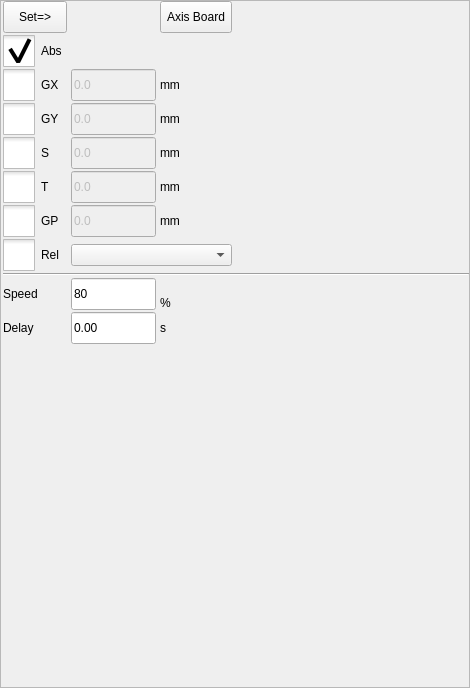
First picture: the form in hcinstruction/actionsettingframe_8.ui, repository GaussCheng/2-5AxisPunch, before the edit.
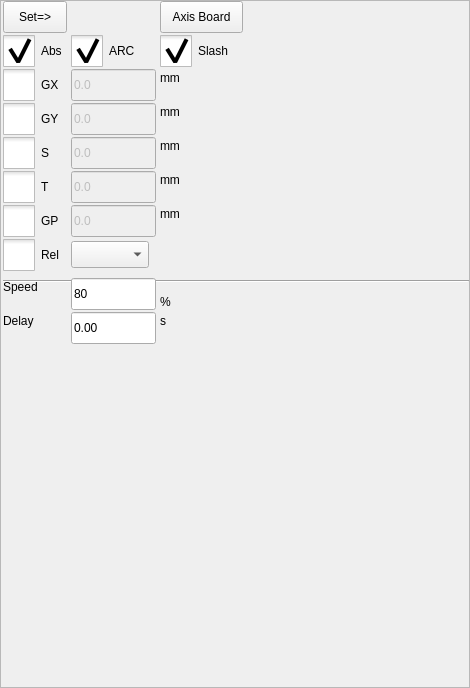
Second picture: the form after the edit. Icons and pictures are not drawn. Custom widgets are drawn as their Qt base class.

What changed in the file:
```diff
--- a/hcinstruction/actionsettingframe_8.ui
+++ b/hcinstruction/actionsettingframe_8.ui
@@ -19,30 +19,18 @@
   <property name="frameShadow">
    <enum>QFrame::Raised</enum>
   </property>
-  <layout class="QGridLayout" name="gridLayout">
-   <property name="leftMargin">
-    <number>2</number>
-   </property>
-   <property name="topMargin">
-    <number>0</number>
-   </property>
-   <property name="rightMargin">
-    <number>0</number>
-   </property>
-   <property name="bottomMargin">
-    <number>0</number>
-   </property>
-   <property name="horizontalSpacing">
-    <number>4</number>
-   </property>
-   <property name="verticalSpacing">
-    <number>2</number>
-   </property>
-   <item row="2" column="1">
     <widget class="ICLineEditWithVirtualNumericKeypad" name="x1PosLineEdit">
      <property name="enabled">
       <bool>false</bool>
      </property>
+   <property name="geometry">
+    <rect>
+     <x>71</x>
+     <y>69</y>
+     <width>85</width>
+     <height>32</height>
+    </rect>
+   </property>
      <property name="minimumSize">
       <size>
        <width>85</width>
@@ -59,9 +47,15 @@
       <string>0.0</string>
      </property>
     </widget>
-   </item>
-   <item row="2" column="2">
     <widget class="QLabel" name="label_11">
+   <property name="geometry">
+    <rect>
+     <x>160</x>
+     <y>69</y>
+     <width>26</width>
+     <height>17</height>
+    </rect>
+   </property>
      <property name="sizePolicy">
       <sizepolicy hsizetype="Fixed" vsizetype="Preferred">
        <horstretch>0</horstretch>
@@ -75,9 +69,15 @@
       <set>Qt::AlignLeading|Qt::AlignLeft|Qt::AlignVCenter</set>
      </property>
     </widget>
-   </item>
-   <item row="1" column="0">
     <widget class="QCheckBox" name="absBox">
+   <property name="geometry">
+    <rect>
+     <x>3</x>
+     <y>35</y>
+     <width>63</width>
+     <height>32</height>
+    </rect>
+   </property>
      <property name="styleSheet">
       <string notr="true">::indicator {
      width: 32px;
@@ -116,9 +116,15 @@
       <string notr="true">buttonGroup</string>
      </attribute>
     </widget>
-   </item>
-   <item row="11" column="1">
     <widget class="ICLineEditWithVirtualNumericKeypad" name="delayEdit">
+   <property name="geometry">
+    <rect>
+     <x>71</x>
+     <y>312</y>
+     <width>85</width>
+     <height>32</height>
+    </rect>
+   </property>
      <property name="minimumSize">
       <size>
        <width>85</width>
@@ -135,9 +141,15 @@
       <string>0.00</string>
      </property>
     </widget>
-   </item>
-   <item row="11" column="2">
     <widget class="QLabel" name="label_8">
+   <property name="geometry">
+    <rect>
+     <x>160</x>
+     <y>312</y>
+     <width>16</width>
+     <height>17</height>
+    </rect>
+   </property>
      <property name="sizePolicy">
       <sizepolicy hsizetype="Fixed" vsizetype="Preferred">
        <horstretch>0</horstretch>
@@ -151,9 +163,15 @@
       <set>Qt::AlignLeading|Qt::AlignLeft|Qt::AlignVCenter</set>
      </property>
     </widget>
-   </item>
-   <item row="10" column="2">
     <widget class="QLabel" name="label_7">
+   <property name="geometry">
+    <rect>
+     <x>160</x>
+     <y>293</y>
+     <width>16</width>
+     <height>17</height>
+    </rect>
+   </property>
      <property name="sizePolicy">
       <sizepolicy hsizetype="Fixed" vsizetype="Preferred">
        <horstretch>0</horstretch>
@@ -167,9 +185,15 @@
       <set>Qt::AlignLeading|Qt::AlignLeft|Qt::AlignVCenter</set>
      </property>
     </widget>
-   </item>
-   <item row="2" column="0">
     <widget class="QCheckBox" name="gxButton">
+   <property name="geometry">
+    <rect>
+     <x>3</x>
+     <y>69</y>
+     <width>59</width>
+     <height>32</height>
+    </rect>
+   </property>
      <property name="styleSheet">
       <string notr="true">::indicator {
      width: 32px;
@@ -202,12 +226,25 @@
       <bool>true</bool>
      </property>
     </widget>
-   </item>
-   <item row="7" column="1" colspan="2">
-    <widget class="QComboBox" name="pointSel"/>
-   </item>
-   <item row="7" column="0">
+  <widget class="QComboBox" name="pointSel">
+   <property name="geometry">
+    <rect>
+     <x>71</x>
+     <y>241</y>
+     <width>78</width>
+     <height>27</height>
+    </rect>
+   </property>
+  </widget>
     <widget class="QCheckBox" name="relBox">
+   <property name="geometry">
+    <rect>
+     <x>3</x>
+     <y>239</y>
+     <width>61</width>
+     <height>32</height>
+    </rect>
+   </property>
      <property name="styleSheet">
       <string notr="true">::indicator {
      width: 32px;
@@ -243,9 +280,15 @@
       <string notr="true">buttonGroup</string>
      </attribute>
     </widget>
-   </item>
-   <item row="8" column="0" colspan="4">
     <widget class="Line" name="line">
+   <property name="geometry">
+    <rect>
+     <x>3</x>
+     <y>273</y>
+     <width>466</width>
+     <height>16</height>
+    </rect>
+   </property>
      <property name="styleSheet">
       <string notr="true">QMessageBox QAbstractButton
 {
@@ -258,9 +301,15 @@
       <enum>Qt::Horizontal</enum>
      </property>
     </widget>
-   </item>
-   <item row="4" column="0">
     <widget class="QCheckBox" name="gzButton">
+   <property name="geometry">
+    <rect>
+     <x>3</x>
+     <y>137</y>
+     <width>47</width>
+     <height>32</height>
+    </rect>
+   </property>
      <property name="styleSheet">
       <string notr="true">::indicator {
      width: 32px;
@@ -293,12 +342,18 @@
       <bool>true</bool>
      </property>
     </widget>
-   </item>
-   <item row="4" column="1">
     <widget class="ICLineEditWithVirtualNumericKeypad" name="zPosLineEdit">
      <property name="enabled">
       <bool>false</bool>
      </property>
+   <property name="geometry">
+    <rect>
+     <x>71</x>
+     <y>137</y>
+     <width>85</width>
+     <height>32</height>
+    </rect>
+   </property>
      <property name="minimumSize">
       <size>
        <width>85</width>
@@ -315,9 +370,15 @@
       <string>0.0</string>
      </property>
     </widget>
-   </item>
-   <item row="4" column="2">
     <widget class="QLabel" name="label_12">
+   <property name="geometry">
+    <rect>
+     <x>160</x>
+     <y>137</y>
+     <width>26</width>
+     <height>17</height>
+    </rect>
+   </property>
      <property name="sizePolicy">
       <sizepolicy hsizetype="Fixed" vsizetype="Preferred">
        <horstretch>0</horstretch>
@@ -331,9 +392,15 @@
       <set>Qt::AlignLeading|Qt::AlignLeft|Qt::AlignVCenter</set>
      </property>
     </widget>
-   </item>
-   <item row="0" column="2">
     <widget class="QToolButton" name="axisBoard">
+   <property name="geometry">
+    <rect>
+     <x>160</x>
+     <y>1</y>
+     <width>83</width>
+     <height>32</height>
+    </rect>
+   </property>
      <property name="sizePolicy">
       <sizepolicy hsizetype="Preferred" vsizetype="Preferred">
        <horstretch>0</horstretch>
@@ -350,29 +417,28 @@
       <string>Axis Board</string>
      </property>
     </widget>
-   </item>
-   <item row="2" column="3">
-    <spacer name="horizontalSpacer">
-     <property name="orientation">
-      <enum>Qt::Horizontal</enum>
-     </property>
-     <property name="sizeHint" stdset="0">
-      <size>
-       <width>40</width>
-       <height>20</height>
-      </size>
-     </property>
-    </spacer>
-   </item>
-   <item row="11" column="0">
     <widget class="QLabel" name="label_2">
+   <property name="geometry">
+    <rect>
+     <x>3</x>
+     <y>312</y>
+     <width>40</width>
+     <height>17</height>
+    </rect>
+   </property>
      <property name="text">
       <string>Delay</string>
      </property>
     </widget>
-   </item>
-   <item row="0" column="0">
     <widget class="QToolButton" name="inputButton">
+   <property name="geometry">
+    <rect>
+     <x>3</x>
+     <y>1</y>
+     <width>64</width>
+     <height>32</height>
+    </rect>
+   </property>
      <property name="sizePolicy">
       <sizepolicy hsizetype="Preferred" vsizetype="Preferred">
        <horstretch>0</horstretch>
@@ -389,9 +455,15 @@
       <string>Set=&gt;</string>
      </property>
     </widget>
-   </item>
-   <item row="3" column="0">
     <widget class="QCheckBox" name="gyButton">
+   <property name="geometry">
+    <rect>
+     <x>3</x>
+     <y>103</y>
+     <width>58</width>
+     <height>32</height>
+    </rect>
+   </property>
      <property name="styleSheet">
       <string notr="true">::indicator {
      width: 32px;
@@ -424,12 +496,18 @@
       <bool>true</bool>
      </property>
     </widget>
-   </item>
-   <item row="5" column="1">
     <widget class="ICLineEditWithVirtualNumericKeypad" name="tPosLineEdit">
      <property name="enabled">
       <bool>false</bool>
      </property>
+   <property name="geometry">
+    <rect>
+     <x>71</x>
+     <y>171</y>
+     <width>85</width>
+     <height>32</height>
+    </rect>
+   </property>
      <property name="minimumSize">
       <size>
        <width>85</width>
@@ -446,9 +524,15 @@
       <string>0.0</string>
      </property>
     </widget>
-   </item>
-   <item row="5" column="0">
     <widget class="QCheckBox" name="gtButton">
+   <property name="geometry">
+    <rect>
+     <x>3</x>
+     <y>171</y>
+     <width>49</width>
+     <height>32</height>
+    </rect>
+   </property>
      <property name="styleSheet">
       <string notr="true">::indicator {
      width: 32px;
@@ -481,9 +565,15 @@
       <bool>true</bool>
      </property>
     </widget>
-   </item>
-   <item row="5" column="2">
     <widget class="QLabel" name="label_13">
+   <property name="geometry">
+    <rect>
+     <x>160</x>
+     <y>171</y>
+     <width>26</width>
+     <height>17</height>
+    </rect>
+   </property>
      <property name="sizePolicy">
       <sizepolicy hsizetype="Fixed" vsizetype="Preferred">
        <horstretch>0</horstretch>
@@ -497,9 +587,15 @@
       <set>Qt::AlignLeading|Qt::AlignLeft|Qt::AlignVCenter</set>
      </property>
     </widget>
-   </item>
-   <item row="9" column="0" rowspan="2">
     <widget class="QLabel" name="label_6">
+   <property name="geometry">
+    <rect>
+     <x>3</x>
+     <y>278</y>
+     <width>42</width>
+     <height>17</height>
+    </rect>
+   </property>
      <property name="sizePolicy">
       <sizepolicy hsizetype="Fixed" vsizetype="Preferred">
        <horstretch>0</horstretch>
@@ -513,9 +609,15 @@
       <set>Qt::AlignLeading|Qt::AlignLeft|Qt::AlignVCenter</set>
      </property>
     </widget>
-   </item>
-   <item row="3" column="2">
     <widget class="QLabel" name="label_10">
+   <property name="geometry">
+    <rect>
+     <x>160</x>
+     <y>103</y>
+     <width>26</width>
+     <height>17</height>
+    </rect>
+   </property>
      <property name="sizePolicy">
       <sizepolicy hsizetype="Fixed" vsizetype="Preferred">
        <horstretch>0</horstretch>
@@ -529,12 +631,18 @@
       <set>Qt::AlignLeading|Qt::AlignLeft|Qt::AlignVCenter</set>
      </property>
     </widget>
-   </item>
-   <item row="3" column="1">
     <widget class="ICLineEditWithVirtualNumericKeypad" name="y1PosLineEdit">
      <property name="enabled">
       <bool>false</bool>
      </property>
+   <property name="geometry">
+    <rect>
+     <x>71</x>
+     <y>103</y>
+     <width>85</width>
+     <height>32</height>
+    </rect>
+   </property>
      <property name="minimumSize">
       <size>
        <width>85</width>
@@ -551,9 +659,15 @@
       <string>0.0</string>
      </property>
     </widget>
-   </item>
-   <item row="9" column="1" rowspan="2">
     <widget class="ICLineEditWithVirtualNumericKeypad" name="speedEdit">
+   <property name="geometry">
+    <rect>
+     <x>71</x>
+     <y>278</y>
+     <width>85</width>
+     <height>32</height>
+    </rect>
+   </property>
      <property name="minimumSize">
       <size>
        <width>85</width>
@@ -570,22 +684,15 @@
       <string>80</string>
      </property>
     </widget>
-   </item>
-   <item row="12" column="1">
-    <spacer name="verticalSpacer">
-     <property name="orientation">
-      <enum>Qt::Vertical</enum>
-     </property>
-     <property name="sizeHint" stdset="0">
-      <size>
-       <width>20</width>
-       <height>40</height>
-      </size>
-     </property>
-    </spacer>
-   </item>
-   <item row="6" column="0">
     <widget class="QCheckBox" name="gPButton">
+   <property name="geometry">
+    <rect>
+     <x>3</x>
+     <y>205</y>
+     <width>58</width>
+     <height>32</height>
+    </rect>
+   </property>
      <property name="styleSheet">
       <string notr="true">::indicator {
      width: 32px;
@@ -618,12 +725,18 @@
       <bool>true</bool>
      </property>
     </widget>
-   </item>
-   <item row="6" column="1">
     <widget class="ICLineEditWithVirtualNumericKeypad" name="pPosLineEdit">
      <property name="enabled">
       <bool>false</bool>
      </property>
+   <property name="geometry">
+    <rect>
+     <x>71</x>
+     <y>205</y>
+     <width>85</width>
+     <height>32</height>
+    </rect>
+   </property>
      <property name="minimumSize">
       <size>
        <width>85</width>
@@ -640,9 +753,15 @@
       <string>0.0</string>
      </property>
     </widget>
-   </item>
-   <item row="6" column="2">
     <widget class="QLabel" name="label_14">
+   <property name="geometry">
+    <rect>
+     <x>160</x>
+     <y>205</y>
+     <width>26</width>
+     <height>17</height>
+    </rect>
+   </property>
      <property name="sizePolicy">
       <sizepolicy hsizetype="Fixed" vsizetype="Preferred">
        <horstretch>0</horstretch>
@@ -656,8 +775,94 @@
       <set>Qt::AlignLeading|Qt::AlignLeft|Qt::AlignVCenter</set>
      </property>
     </widget>
-   </item>
-  </layout>
+  <widget class="QCheckBox" name="arcBox">
+   <property name="geometry">
+    <rect>
+     <x>71</x>
+     <y>35</y>
+     <width>63</width>
+     <height>32</height>
+    </rect>
+   </property>
+   <property name="styleSheet">
+    <string notr="true">::indicator {
+     width: 32px;
+     height: 32px;
+ }
+
+::indicator:unchecked 
+{
+     image: url(:/resource/check_unchecked.png);
+ }
+::indicator:checked 
+{
+     image: url(:/resource/check_checked.png);
+ }
+
+::indicator:checked:disabled
+{
+ image: url(:/resource/check_checked_disable.png);
+}
+
+::indicator:unchecked:disabled
+{
+ image: url(:/resource/check_unchecked_disable.png);
+}</string>
+   </property>
+   <property name="text">
+    <string>ARC</string>
+   </property>
+   <property name="checkable">
+    <bool>true</bool>
+   </property>
+   <property name="checked">
+    <bool>true</bool>
+   </property>
+  </widget>
+  <widget class="QCheckBox" name="slashBox">
+   <property name="geometry">
+    <rect>
+     <x>160</x>
+     <y>35</y>
+     <width>76</width>
+     <height>32</height>
+    </rect>
+   </property>
+   <property name="styleSheet">
+    <string notr="true">::indicator {
+     width: 32px;
+     height: 32px;
+ }
+
+::indicator:unchecked 
+{
+     image: url(:/resource/check_unchecked.png);
+ }
+::indicator:checked 
+{
+     image: url(:/resource/check_checked.png);
+ }
+
+::indicator:checked:disabled
+{
+ image: url(:/resource/check_checked_disable.png);
+}
+
+::indicator:unchecked:disabled
+{
+ image: url(:/resource/check_unchecked_disable.png);
+}</string>
+   </property>
+   <property name="text">
+    <string>Slash</string>
+   </property>
+   <property name="checkable">
+    <bool>true</bool>
+   </property>
+   <property name="checked">
+    <bool>true</bool>
+   </property>
+  </widget>
  </widget>
  <customwidgets>
   <customwidget>
```
Lines whose indentation alone changed are shown as unchanged.
